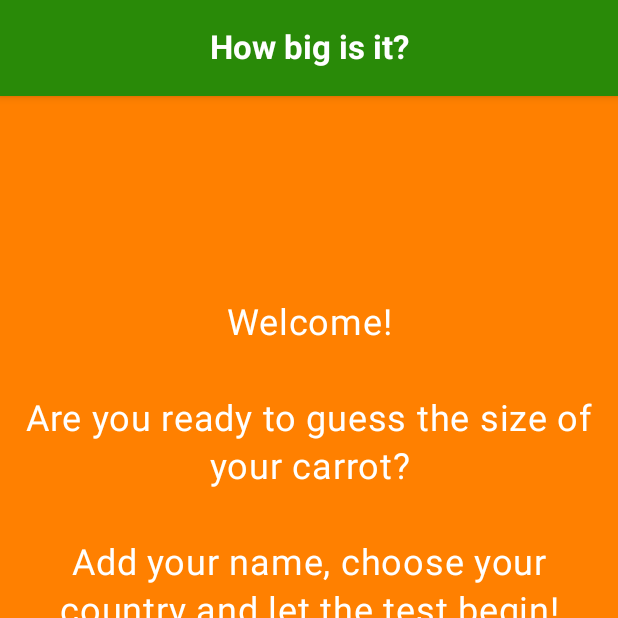
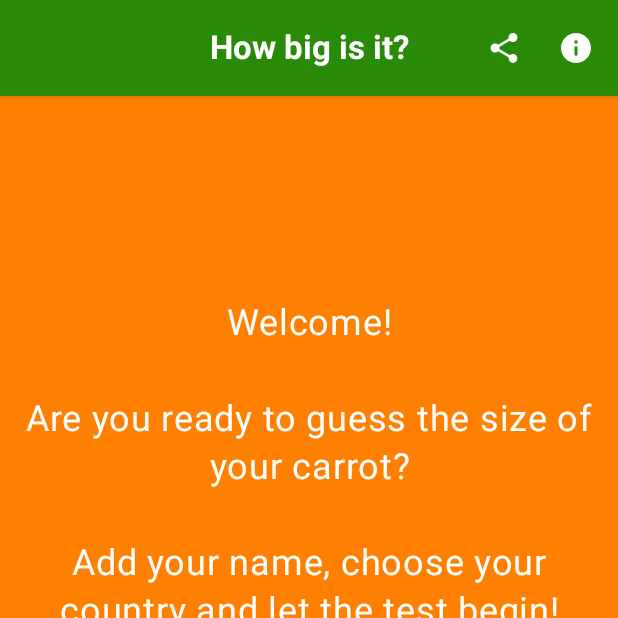
Before and after one commit to rtugores/zanahoria, an Android app built with Jetpack Compose: the screen it shows after launch (MainActivity), on a phone screen of 412 x 824 dp, the top half of it. Run offline under Robolectric (Android 15) with nearby library versions, the phone set to English and light mode, and no system bars; our stand-ins replace Dagger/Hilt's generated code.

Commit message:
Added a simple solution display the topbar icons with its behaviour.

```diff
--- a/app/src/main/java/huitca1212/cuantotemide/main/presentation/MainScreen.kt
+++ b/app/src/main/java/huitca1212/cuantotemide/main/presentation/MainScreen.kt
@@ -12,6 +12,9 @@ import androidx.compose.foundation.rememberScrollState
 import androidx.compose.foundation.shape.RoundedCornerShape
 import androidx.compose.foundation.text.KeyboardOptions
 import androidx.compose.foundation.verticalScroll
+import androidx.compose.material.icons.Icons
+import androidx.compose.material.icons.filled.Info
+import androidx.compose.material.icons.filled.Share
 import androidx.compose.material3.Button
 import androidx.compose.material3.ButtonDefaults
 import androidx.compose.material3.CenterAlignedTopAppBar
@@ -19,6 +22,8 @@ import androidx.compose.material3.DropdownMenuItem
 import androidx.compose.material3.ExperimentalMaterial3Api
 import androidx.compose.material3.ExposedDropdownMenuBox
 import androidx.compose.material3.ExposedDropdownMenuDefaults
+import androidx.compose.material3.Icon
+import androidx.compose.material3.IconButton
 import androidx.compose.material3.MaterialTheme
 import androidx.compose.material3.MenuAnchorType
 import androidx.compose.material3.OutlinedTextField
@@ -49,6 +54,8 @@ import androidx.compose.ui.unit.sp
 import androidx.core.text.HtmlCompat
 import huitca1212.cuantotemide.R
 import huitca1212.cuantotemide.questions.data.model.Country
+import huitca1212.cuantotemide.utils.AppInfoDialog
+import huitca1212.cuantotemide.utils.shareApp
 
 @OptIn(ExperimentalMaterial3Api::class)
 @Composable
@@ -60,6 +67,8 @@ internal fun MainScreen(
 ) {
     val scrollState = rememberScrollState()
     val context = LocalContext.current
+    var showInfoDialog by remember { mutableStateOf(false) }
+    var showOverflowMenu by remember { mutableStateOf(false) }
 
     val welcomeTextParsed = remember(context) {
         HtmlCompat.fromHtml(context.getString(R.string.welcome_text), HtmlCompat.FROM_HTML_MODE_COMPACT)
@@ -74,6 +83,22 @@ internal fun MainScreen(
                         text = stringResource(id = R.string.app_name),
                         fontWeight = FontWeight.Bold,
                     )
+                },
+                actions = {
+                    IconButton(onClick = { shareApp(context) }) {
+                        Icon(
+                            tint = Color.White,
+                            imageVector = Icons.Filled.Share,
+                            contentDescription = stringResource(R.string.share_chooser)
+                        )
+                    }
+                    IconButton(onClick = { showInfoDialog = true }) {
+                        Icon(
+                            tint = Color.White,
+                            imageVector = Icons.Filled.Info,
+                            contentDescription = stringResource(R.string.info_dialog_chooser)
+                        )
+                    }
                 },
                 colors = TopAppBarDefaults.centerAlignedTopAppBarColors(
                     containerColor = colorResource(id = R.color.colorPrimary),
@@ -155,6 +180,9 @@ internal fun MainScreen(
                 Text(text = stringResource(id = R.string.start).uppercase())
             }
         }
+        if (showInfoDialog) {
+            AppInfoDialog(onDismissRequest = { showInfoDialog = false })
+        }
     }
 }
 
--- a/app/src/main/java/huitca1212/cuantotemide/solution/presentation/SolutionActivity.kt
+++ b/app/src/main/java/huitca1212/cuantotemide/solution/presentation/SolutionActivity.kt
@@ -66,6 +66,7 @@ internal class SolutionActivity : BaseActivity() {
         val currentUiState = viewModel.uiState.value
         val intent = Intent(Intent.ACTION_SEND).apply {
             type = SHARE_TYPE
+            addFlags(Intent.FLAG_ACTIVITY_NEW_DOCUMENT)
             putExtra(Intent.EXTRA_SUBJECT, currentUiState.shareSubject)
             putExtra(Intent.EXTRA_TEXT, currentUiState.shareText)
         }
```
Also changed, not shown: app/src/main/java/huitca1212/cuantotemide/utils/AppInfoDialog.kt (added, +54 -0 lines), app/src/main/java/huitca1212/cuantotemide/utils/ShareAppDelegate.kt (added, +17 -0 lines).
